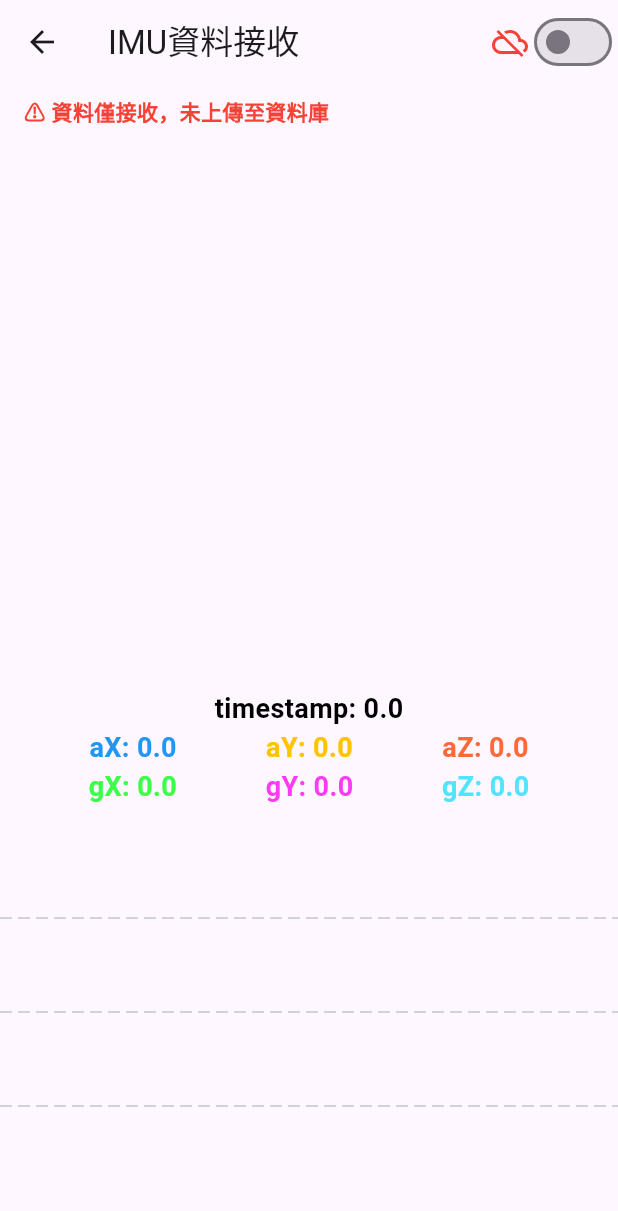
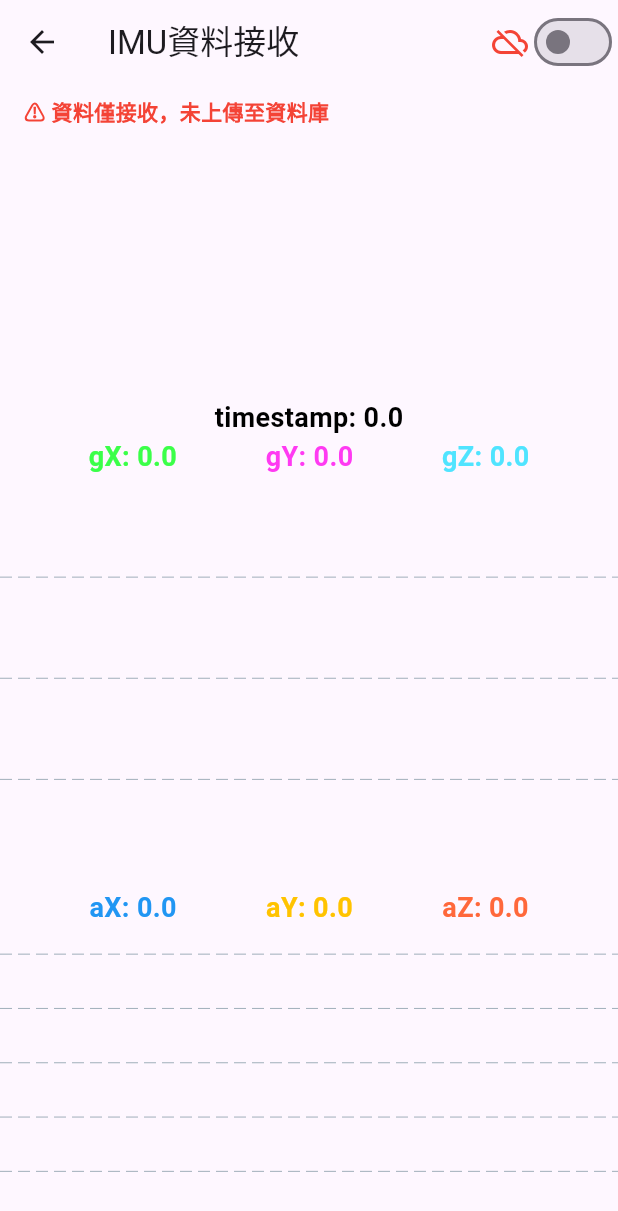
Before and after one commit to bigheadfjuee/iot_imu_ble, a Flutter app: the BleDataReceiverPage screen opened directly, on a phone screen of 412 x 824 dp. Shown: the top 1211 px of the screen. Run offline on Flutter 3.47's test engine with Material 3 defaults, Android fonts, the phone set to English and light mode, and no system bars; drawn by our look-alikes of fl_chart; our stand-ins replace cloud_firestore, firebase_core, flutter_blue_plus, permission_handler; missing offline and left inert: dart:ffi, web_ffi; accounts and stored records are empty.

Commit message:
feat(ble_data_manager): 更新資料上傳邏輯及集合名稱
feat(line_page): 調整顯示參數及更新顏色變數

```diff
--- a/lib/components/ble_data_manager.dart
+++ b/lib/components/ble_data_manager.dart
@@ -188,11 +188,12 @@ class BleDataManager {
 
       // 到達設定筆數就上傳
       if (_dataIndex >= _maxDataCount) {
-        final docId = "Data_${DateFormat('yyyyMMdd_HHmmssSSS').format(now)}";
+        // final docId = "Data_${DateFormat('yyyyMMdd_HHmmssSSS').format(now)}";
+        final docId = DateFormat('yyyyMMdd_HHmm_ss_SSS').format(now);
         final docData = {"data": _dataMap};
 
         FirebaseFirestore.instance
-            .collection("TonyTest") // IMUData
+            .collection("Deom") // IMUData
             .doc(docId)
             .set(docData)
             .then((_) {
--- a/lib/components/ble_data_receiver_page.dart
+++ b/lib/components/ble_data_receiver_page.dart
@@ -158,7 +158,7 @@ class _BleDataReceiverPageState extends State<BleDataReceiverPage> {
             child: Scrollbar(
               controller: _scrollController,
               thumbVisibility: true,
-              thickness: 12,
+              thickness: 10,
               radius: const Radius.circular(8),
               child: ListView.builder(
                 controller: _scrollController,
@@ -186,6 +186,9 @@ class _BleDataReceiverPageState extends State<BleDataReceiverPage> {
               ),
             ),
           ),
+
+          LinePage(),
+
           // ✅ 可選的「到最上／下」按鈕區塊
           /*
           Padding(
@@ -207,7 +210,6 @@ class _BleDataReceiverPageState extends State<BleDataReceiverPage> {
             ),
           ),
           */
-          LinePage(),
         ],
       ),
     );
--- a/lib/components/line_page.dart
+++ b/lib/components/line_page.dart
@@ -13,6 +13,7 @@ class LinePage extends StatefulWidget {
   final Color axColor = AppColors.contentColorBlue;
   final Color ayColor = AppColors.contentColorYellow;
   final Color azColor = AppColors.contentColorOrange;
+
   final Color gxColor = AppColors.contentColorGreen;
   final Color gyColor = AppColors.contentColorPink;
   final Color gzColor = AppColors.contentColorCyan;
@@ -39,21 +40,7 @@ class _LinePageState extends State<LinePage> {
   @override
   void initState() {
     super.initState();
-    /*
-    timer = Timer.periodic(const Duration(milliseconds: 40), (timer) {
-      while (axPoints.length > limitCount) {
-        axPoints.removeAt(0);
-        ayPoints.removeAt(0);
-        azPoints.removeAt(0);
-      }
-      setState(() {
-        axPoints.add(FlSpot(xValue, math.sin(xValue)));
-        ayPoints.add(FlSpot(xValue, math.cos(xValue)));
-        azPoints.add(FlSpot(xValue, math.sin(xValue + 3)));
-      });
-      xValue += step;
-    });
-*/
+
     timer = Timer.periodic(const Duration(milliseconds: 20), (timer) {
       while (axPoints.length > limitCount) {
         axPoints.removeAt(0);
@@ -86,13 +73,73 @@ class _LinePageState extends State<LinePage> {
         ? Column(
           mainAxisAlignment: MainAxisAlignment.center,
           children: [
-            const SizedBox(height: 12),
+            const SizedBox(height: 5),
             Text(
               'timestamp: ${xValue.toStringAsFixed(1)}',
               style: const TextStyle(
                 color: AppColors.contentColorBlack,
                 fontSize: 18,
                 fontWeight: FontWeight.bold,
+              ),
+            ),
+
+            Row(
+              children: [
+                Spacer(),
+                Text(
+                  'gX: ${gxPoints.last.y.toStringAsFixed(1)}',
+                  style: TextStyle(
+                    color: widget.gxColor,
+                    fontSize: 18,
+                    fontWeight: FontWeight.bold,
+                  ),
+                ),
+                Spacer(),
+                Text(
+                  'gY: ${gyPoints.last.y.toStringAsFixed(1)}',
+                  style: TextStyle(
+                    color: widget.gyColor,
+                    fontSize: 18,
+                    fontWeight: FontWeight.bold,
+                  ),
+                ),
+                Spacer(),
+                Text(
+                  'gZ: ${gzPoints.last.y.toStringAsFixed(1)}',
+                  style: TextStyle(
+                    color: widget.gzColor,
+                    fontSize: 18,
+                    fontWeight: FontWeight.bold,
+                  ),
+                ),
+                Spacer(),
+              ],
+            ),
+            AspectRatio(
+              aspectRatio: 1.5,
+              child: Padding(
+                padding: const EdgeInsets.only(bottom: 5.0),
+                child: LineChart(
+                  LineChartData(
+                    minY: -1000,
+                    maxY: 1000,
+                    minX: axPoints.first.x,
+                    maxX: axPoints.last.x,
+                    lineTouchData: const LineTouchData(enabled: false),
+                    clipData: const FlClipData.all(),
+                    gridData: const FlGridData(
+                      show: true,
+                      drawVerticalLine: false,
+                    ),
+                    borderData: FlBorderData(show: false),
+                    lineBarsData: [
+                      gxLine(gxPoints),
+                      gyLine(gyPoints),
+                      gzLine(gzPoints),
+                    ],
+                    titlesData: const FlTitlesData(show: false),
+                  ),
+                ),
               ),
             ),
             Row(
@@ -127,47 +174,15 @@ class _LinePageState extends State<LinePage> {
                 Spacer(),
               ],
             ),
-            Row(
-              children: [
-                Spacer(),
-                Text(
-                  'gX: ${gxPoints.last.y.toStringAsFixed(1)}',
-                  style: TextStyle(
-                    color: widget.gxColor,
-                    fontSize: 18,
-                    fontWeight: FontWeight.bold,
-                  ),
-                ),
-                Spacer(),
-                Text(
-                  'gY: ${gyPoints.last.y.toStringAsFixed(1)}',
-                  style: TextStyle(
-                    color: widget.gyColor,
-                    fontSize: 18,
-                    fontWeight: FontWeight.bold,
-                  ),
-                ),
-                Spacer(),
-                Text(
-                  'gZ: ${gzPoints.last.y.toStringAsFixed(1)}',
-                  style: TextStyle(
-                    color: widget.gzColor,
-                    fontSize: 18,
-                    fontWeight: FontWeight.bold,
-                  ),
-                ),
-                Spacer(),
-              ],
-            ),
-            const SizedBox(height: 12),
+
             AspectRatio(
-              aspectRatio: 1.5,
+              aspectRatio: 2,
               child: Padding(
-                padding: const EdgeInsets.only(bottom: 24.0),
+                padding: const EdgeInsets.only(bottom: 25.0),
                 child: LineChart(
                   LineChartData(
-                    minY: -1,
-                    maxY: 1,
+                    minY: -5.0,
+                    maxY: 5.0,
                     minX: axPoints.first.x,
                     maxX: axPoints.last.x,
                     lineTouchData: const LineTouchData(enabled: false),
@@ -181,9 +196,6 @@ class _LinePageState extends State<LinePage> {
                       axLine(axPoints),
                       ayLine(ayPoints),
                       azLine(azPoints),
-                      gxLine(gxPoints),
-                      gyLine(gyPoints),
-                      gzLine(gzPoints),
                     ],
                     titlesData: const FlTitlesData(show: false),
                   ),
```
